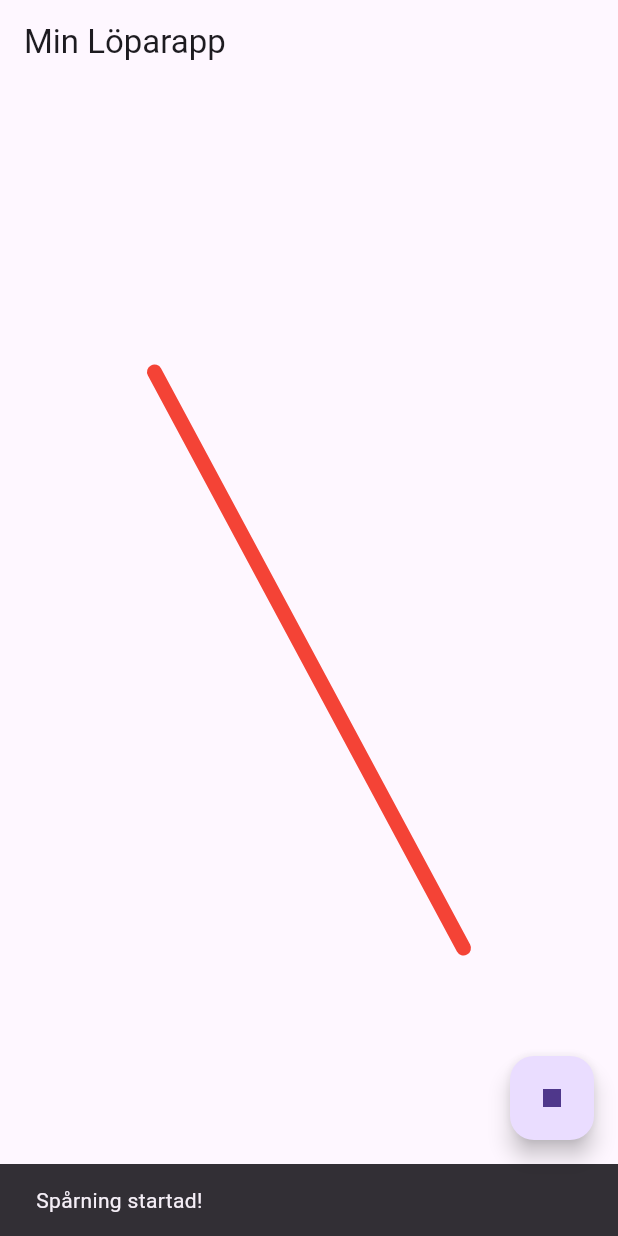
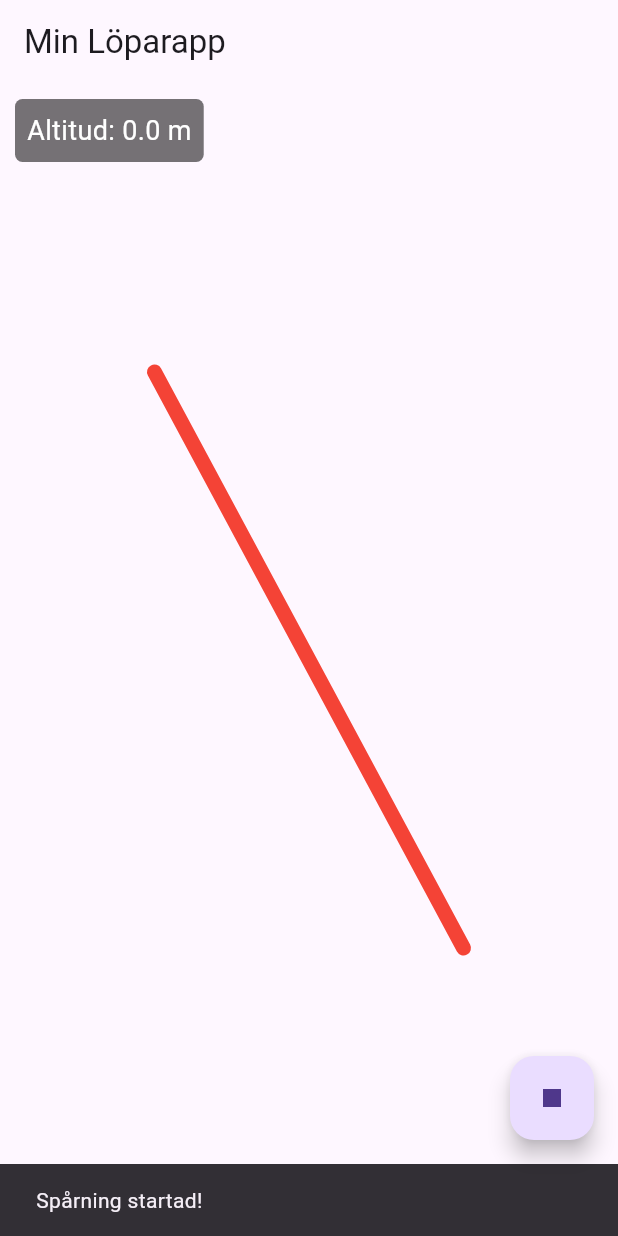
Before and after one commit to enmask/loparapp, a Flutter app: the screen it shows after launch, after a tap on the "play arrow" icon, on a phone screen of 412 x 824 dp. Run offline on Flutter 3.47's test engine with Material 3 defaults, Android fonts, the phone set to English and light mode, and no system bars; our stand-ins replace geolocator.

Commit message:
Show altitude

```diff
--- a/lib/main.dart
+++ b/lib/main.dart
@@ -1,7 +1,8 @@
+import 'dart:math' as math;
 import 'package:flutter/material.dart';
 import 'package:geolocator/geolocator.dart';
 import 'dart:async';
-import 'dart:ui';
+import 'dart:ui'; // Behövs för PointMode.points
 
 void main() {
   runApp(const MyApp());
@@ -30,14 +31,12 @@ class RunTrackerScreen extends StatefulWidget {
 }
 
 class _RunTrackerScreenState extends State<RunTrackerScreen> {
-  // Ändra listtypen till Position istället för Offset
-  /*final*/ List<Position> _routePositions = []; // Lista för att lagra råa GPS-positioner
+  final List<Position> _routePositions = [];
   StreamSubscription<Position>? _positionStreamSubscription;
   bool _isTracking = false;
-
-  // Lägg till en variabel för att lagra den första mottagna positionen.
-  // Denna används som en referenspunkt för att rita.
   Position? _firstPosition;
+  // Lägg till en variabel för aktuell altitud
+  double _currentAltitude = 0.0; // Standardvärde innan första positionen
 
   @override
   void initState() {
@@ -45,9 +44,8 @@ class _RunTrackerScreenState extends State<RunTrackerScreen> {
     _checkLocationPermission();
   }
 
-  // Helper function för att visa SnackBar
   void _showSnackbar(String message) {
-    if (mounted) { // Kontrollera att widgeten fortfarande är monterad innan SnackBar visas
+    if (mounted) {
       ScaffoldMessenger.of(context).showSnackBar(
         SnackBar(content: Text(message)),
       );
@@ -90,33 +88,32 @@ class _RunTrackerScreenState extends State<RunTrackerScreen> {
 
     setState(() {
       _isTracking = true;
-      _routePositions.clear(); // Rensa gamla rutter
-      _firstPosition = null; // Återställ första positionen vid ny spårning
+      _routePositions.clear();
+      _firstPosition = null;
+      _currentAltitude = 0.0; // Återställ altitud vid start
     });
 
     const LocationSettings locationSettings = LocationSettings(
       accuracy: LocationAccuracy.high,
-      distanceFilter: 0, // Fortsätt med 0 för felsökning för att få många punkter
+      distanceFilter: 5, // 0: Received all updates. Was: 5
     );
 
     _positionStreamSubscription = Geolocator.getPositionStream(locationSettings: locationSettings)
         .listen((Position position) {
-      print('[Geolocator Stream] Ny position mottagen: ${position.latitude}, ${position.longitude}, noggrannhet: ${position.accuracy}');
+      print('[Geolocator Stream] Ny position mottagen: ${position.latitude}, ${position.longitude}, noggrannhet: ${position.accuracy}, altitud: ${position.altitude}');
 
       setState(() {
         if (_firstPosition == null) {
-          _firstPosition = position; // Sätt första positionen som referens
+          _firstPosition = position;
           print('[Geolocator Stream] Första referenspunkt satt: ${_firstPosition!.latitude}, ${_firstPosition!.longitude}');
         }
-        _routePositions.add(position); // Lägg till den råa GPS-positionen
-        // Bug fix, make sure that
-        _routePositions = List.from(_routePositions); // TODO: Should be able to remove this now...
+        _routePositions.add(position);
+        // Uppdatera aktuell altitud med 1 decimal
+        _currentAltitude = double.parse(position.altitude.toStringAsFixed(1));
 
-
-        // Felsökningsutskrift för antal punkter
-        ///if (_routePositions.length % 10 == 0) {
+        if (_routePositions.length % 10 == 0) {
           print('[RoutePainter] Antal råa punkter: ${_routePositions.length}');
-        ///}
+        }
       });
     });
     print('[_startTracking] Lyssnar på positioner...');
@@ -142,42 +139,43 @@ class _RunTrackerScreenState extends State<RunTrackerScreen> {
 
   @override
   Widget build(BuildContext context) {
-    // Få skärmstorleken direkt från MediaQuery för att skicka till CustomPaint
+    // VIKTIGT: Fånga in screen size här för att få rätt dimensioner
     final Size screenSize = MediaQuery.of(context).size;
 
     return Scaffold(
       appBar: AppBar(
         title: const Text('Min Löparapp'),
       ),
-
-      body: SizedBox.expand( // <<< VIKTIG ÄNDRING HÄR >>>
-
-      //body: Center(
-        child: CustomPaint(
-        //body: CustomPaint(
-
-          // Skicka med råa positioner, den första positionen och skärmstorleken
-          painter: RoutePainter(
-
-            //routePositions: _routePositions,
-            routePositions: List.of(_routePositions), // <-- TEST
-
-            firstPosition: _firstPosition,
-            canvasSize: screenSize,
+      // Använd Stack för att lägga text ovanpå CustomPaint
+      body: Stack(
+        children: [
+          SizedBox.expand( // Tvingar CustomPaint att expandera till hela tillgängliga ytan
+            child: CustomPaint(
+              painter: RoutePainter(
+                routePositions: List.of(_routePositions),
+                firstPosition: _firstPosition,
+                canvasSize: screenSize,
+              ),
+            ),
           ),
-          /*
-          child: Container(
-            color: Colors.white, // Ge CustomPaint en bakgrundsfärg för att synas
-            //width: double.infinity, // Fyll hela bredden
-            //height: double.infinity, // Fyll hela höjden
-            width: 300.0, // <<< TEST: Ge den en fast bredd >>>
-            height: 300.0, // <<< TEST: Ge den en fast höjd >>>
-
+          // Lägg till Text-widgeten för altituden
+          Positioned(
+            top: 10, // Justera positionen som du vill
+            left: 10,
+            child: Container(
+              padding: const EdgeInsets.all(8.0),
+              decoration: BoxDecoration(
+                color: Colors.black54, // Bakgrund för läsbarhet
+                borderRadius: BorderRadius.circular(5.0),
+              ),
+              child: Text(
+                'Altitud: ${_currentAltitude.toStringAsFixed(1)} m', // Visa med 1 decimal
+                style: const TextStyle(color: Colors.white, fontSize: 18),
+              ),
+            ),
           ),
-          */
-        ),
-        ),
-      //),
+        ],
+      ),
       floatingActionButton: FloatingActionButton(
         onPressed: _isTracking ? _stopTracking : _startTracking,
         child: Icon(_isTracking ? Icons.stop : Icons.play_arrow),
@@ -189,55 +187,41 @@ class _RunTrackerScreenState extends State<RunTrackerScreen> {
 // ---
 
 class RoutePainter extends CustomPainter {
-  final List<Position> routePositions; // Nu en lista av Position-objekt
-  final Position? firstPosition; // Den första positionen för referens
-  final Size canvasSize; // Skärmstorleken
+  final List<Position> routePositions;
+  final Position? firstPosition;
+  final Size canvasSize; // Denna används nu korrekt tack vare SizedBox.expand
 
-  // Uppdatera konstruktorn
   RoutePainter({
     required this.routePositions,
-    this.firstPosition, // firstPosition är valfri, men vi förväntar den
+    this.firstPosition,
     required this.canvasSize,
   });
 
   @override
   void paint(Canvas canvas, Size size) {
+    print('[RoutePainter - paint] paint-metoden anropad. Antal rutter: ${routePositions.length}. Canvas Size: ${size.width.toStringAsFixed(0)}x${size.height.toStringAsFixed(0)}');
 
-
-  print('[RoutePainter - paint] paint-metoden anropad. Antal rutter: ${routePositions.length}, size: ${size}');
-
-    final Paint testPaint = Paint() // <<< NY TEST-PAINT >>>
+    // TESTLINJE: Om du vill ta bort den röda testlinjen nu när allt fungerar,
+    // kommentera bort eller ta bort följande rader.
+    final Paint testPaint = Paint()
       ..color = Colors.red
       ..strokeWidth = 10.0
       ..style = PaintingStyle.stroke
       ..strokeCap = StrokeCap.round;
 
-    // <<< RITA EN STATISK LINJE I MITTEN AV SKÄRMEN >>>
-    // Detta borde alltid synas om CustomPaint fungerar
-    canvas.drawLine(Offset(size.width * 0.25 + 0.0, size.height * 0.25),
-                    Offset(size.width * 0.75 + 0.0, size.height * 0.75 + 0.0),
+    canvas.drawLine(Offset(size.width * 0.25, size.height * 0.25),
+                    Offset(size.width * 0.75, size.height * 0.75),
                     testPaint);
-    print('\n\n\n\n[RoutePainter - paint] Ritade statisk testlinje. size.width: ${size.width}');
-    // <<< SLUT PÅ TESTLINJEN >>>
+    print('[RoutePainter - paint] Ritade statisk testlinje.');
+    // SLUT PÅ TESTLINJE
 
 
-
-
-
-    // Behöver minst två positioner och en startposition för att rita en linje
-    // och att första positionen inte är null
     if (routePositions.length < 2 || firstPosition == null) {
       if (routePositions.length == 1 && firstPosition != null) {
-        // Om bara en punkt finns, rita den som en prick
-        final Paint dotPaint = Paint()..color = Colors.green ..strokeWidth = 10.0 ..strokeCap = StrokeCap.round;
-        print('paint will call _gpsToCanvas (only one dot)');
+        final Paint dotPaint = Paint()..color = Colors.red ..strokeWidth = 10.0 ..strokeCap = StrokeCap.round;
         final Offset firstOffset = _gpsToCanvas(firstPosition!, firstPosition!, canvasSize);
-        print('back in paint after _gpsToCanvas call (only one dot)');
 
-        // <<< LÄGG TILL LOGGNING FÖR PRICK >>>
         print('[RoutePainter - paint] Ritar ensam prick vid: ${firstOffset.dx.toStringAsFixed(2)}, ${firstOffset.dy.toStringAsFixed(2)}');
-        // <<< SLUT PÅ LOGGNING >>>
-
         canvas.drawPoints(PointMode.points, [firstOffset], dotPaint);
       }
       return;
@@ -251,98 +235,58 @@ class RoutePainter extends CustomPainter {
 
     final Path path = Path();
 
-    // Flytta till den första punkten i den faktiska rutten, omvandlad till skärmkoordinater
-    print('paint will call _gpsToCanvas (first dot)');
-
     final Offset startOffset = _gpsToCanvas(routePositions[0], firstPosition!, canvasSize);
-    print('back in paint after _gpsToCanvas call (first dot)');
-    print('[paint] startOffset: ${startOffset}');
     path.moveTo(startOffset.dx, startOffset.dy);
 
+    print('[RoutePainter - paint] Path startad vid: ${startOffset.dx.toStringAsFixed(2)}, ${startOffset.dy.toStringAsFixed(2)}');
 
-    // <<< LÄGG TILL LOGGNING FÖR STARTPUNKT PÅ RUTTEN >>>
-    print('[RoutePainter - paint] Path startad vid: ${startOffset.dx.toStringAsFixed(2)}, ${startOffset.dy.toStringAsFixed(2)}');
-    // <<< SLUT PÅ LOGGNING >>>
-
-    // Rita linjer mellan efterföljande punkter
     for (int i = 1; i < routePositions.length; i++) {
-      print('paint will call _gpsToCanvas (next dot)');
       final Offset currentOffset = _gpsToCanvas(routePositions[i], firstPosition!, canvasSize);
-      print('back in paint after _gpsToCanvas call (next dot)');
-      print('[paint] currentOffset: ${currentOffset}');
       path.lineTo(currentOffset.dx, currentOffset.dy);
-
-      // <<< LÄGG TILL LOGGNING FÖR VARJE LINJESEGMENT >>>
-      if (i % 5 == 0 || i == routePositions.length -1) { // Logga inte varje punkt, blir för mycket. Var 5:e eller sista.
+      // Logga inte varje punkt, blir för mycket. Var 5:e eller sista.
+      if (i % 5 == 0 || i == routePositions.length -1) {
         print('[RoutePainter - paint] Linje till punkt ${i}: ${currentOffset.dx.toStringAsFixed(2)}, ${currentOffset.dy.toStringAsFixed(2)}');
       }
-      // <<< SLUT PÅ LOGGNING >>>
     }
 
-    print('[paint] path: ${path}');
-
-    // <<< LÄGG TILL LOGGNING FÖR RITNING AV HELA RUTTEN >>>
     print('[RoutePainter - paint] Anropar canvas.drawPath för att rita rutten.');
-    // <<< SLUT PÅ LOGGNING >>>
-
     canvas.drawPath(path, paint);
   }
 
-  // Ny hjälpmetod för att omvandla GPS Position till Offset på Canvas
   Offset _gpsToCanvas(Position currentPosition, Position refPosition, Size canvasSize) {
+    // Justera denna konstant för att skala rutten.
+    // Mindre värde = mer zoomat in, större rörelse på skärmen
+    // Större värde = mer zoomat ut, mindre rörelse på skärmen
+    const double pixelsPerDegree = 800000.0; // Finjustera detta efter behov och test
 
-    print('[_gpsToCanvas] currentPosition: ${currentPosition} (lat: ${currentPosition.latitude}, lon: ${currentPosition.longitude}, alt: ${currentPosition.altitude}, ), refPosition: ${refPosition}');
-
-    // Denna faktor bestämmer hur "uppförstorad" din rutt blir.
-    // Experimentera med detta värde. Ett större värde zoomar in mer.
-    // Om 1 grad är 111 km, och vi vill att 1 meter (ca 0.000009 grader) ska synas:
-    // 1 meter = 10 pixlar -> 10 pixlar / 0.000009 grader = ca 1,1 miljoner
-    // En faktor på 500 000 till 1 000 000 är ofta bra för lokal rörelse.
-    const double pixelsPerDegree = 400000.0; // Prova detta värde, justera vid behov. Was: 800000 (screen width around 50m)
-                                           //                                       Then: 5000 (kantarellpromenad)
-
-    // Beräkna skillnaden i longitud och latitud från referenspunkten
     final double deltaLongitude = currentPosition.longitude - refPosition.longitude;
     final double deltaLatitude = currentPosition.latitude - refPosition.latitude;
 
-    // Omvandla delta till pixlar
-    // Observera att longitud-skillnad behöver justeras för latitud (jordens krökning),
-    // men för korta sträckor är detta förenklat OK.
-    // Latitud ändras linjärt (1 grad latitud är ungefär samma sträcka överallt).
-    final double x = deltaLongitude * pixelsPerDegree;
-    final double y = -deltaLatitude * pixelsPerDegree; // Y-axel är inverterad i Flutter
+    // Här har vi ändrat ordningen på y-axeln så att positiva latitud-förändringar
+    // (norrut) ritas uppåt på skärmen (mindre y-värde).
+    // Multiplikation med cosinus för att kompensera för longituders konvergens vid polerna.
+    // Denna är inte helt exakt för mycket stora avstånd men fungerar bra lokalt.
+    final double x = deltaLongitude * pixelsPerDegree * math.cos(refPosition.latitude * math.pi / 180.0);
+    final double y = -deltaLatitude * pixelsPerDegree; // Negativ för att y-axeln går nedåt i Flutter
 
-    print('[_gpsToCanvas] x: ${x}, y: ${y}');
-
-    // Addera en offset för att centrera den första punkten på canvasen
     final double offsetX = canvasSize.width / 2;
     final double offsetY = canvasSize.height / 2;
 
-    print('[_gpsToCanvas] offsetX: ${offsetX}, offsetY: ${offsetY}');
-    print('[_gpsToCanvas] x+offsetX: ${x+offsetX}, y+offsetY: ${y+offsetY}');
+    final double finalX = x + offsetX;
+    final double finalY = y + offsetY;
 
-    final double finalX = x + offsetX; // De slutgiltiga X-koordinaterna
-    final double finalY = y + offsetY; // De slutgiltiga Y-koordinaterna
-    // <<< LÄGG TILL DESSA LOGGNINGAR >>>
-    print('\n\n[RoutePainter - _gpsToCanvas] Input Lat/Lon: ${currentPosition.latitude}, ${currentPosition.longitude}');
+    print('[RoutePainter - _gpsToCanvas] Input Lat/Lon: ${currentPosition.latitude.toStringAsFixed(6)}, ${currentPosition.longitude.toStringAsFixed(6)}');
     print('[RoutePainter - _gpsToCanvas] Delta X/Y (relativ): ${x.toStringAsFixed(2)}, ${y.toStringAsFixed(2)}');
     print('[RoutePainter - _gpsToCanvas] Canvas Offset: ${offsetX.toStringAsFixed(2)}, ${offsetY.toStringAsFixed(2)}');
-    print('[RoutePainter - _gpsToCanvas] Final Canvas Coords: ${finalX.toStringAsFixed(2)}, ${finalY.toStringAsFixed(2)}\n\n');
-    // <<< SLUT PÅ LOGGNINGARNA >>>
+    print('[RoutePainter - _gpsToCanvas] Final Canvas Coords: ${finalX.toStringAsFixed(2)}, ${finalY.toStringAsFixed(2)}');
 
-    return Offset(x + offsetX, y + offsetY);
+    return Offset(finalX, finalY);
   }
 
   @override
   bool shouldRepaint(covariant RoutePainter oldDelegate) {
-
-    /**/
-    print("shouldRepaint called and will return ${oldDelegate.routePositions.length != routePositions.length} because oldDelegate.routePositions.length == ${oldDelegate.routePositions.length} and routePositions.length == ${routePositions.length}");
-
-    // Repaint bara om listan med punkter har ändrats (dvs. nya punkter har lagts till)
-    // TODO: Will maybe need more detailed analysis than just comparing list *length*
+    // Logga för att se vad som händer
+    print('shouldRepaint called and will return ${oldDelegate.routePositions.length != routePositions.length} because oldDelegate.routePositions.length == ${oldDelegate.routePositions.length} and routePositions.length == ${routePositions.length}');
     return oldDelegate.routePositions.length != routePositions.length;
-    /**/
-    //return true;
   }
 }
```
